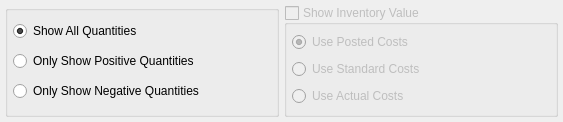
First picture: the form in guiclient/displays/dspQOH.ui, repository discountscott/qt-client, before the edit.
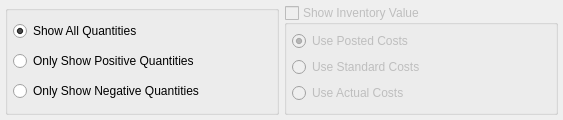
Second picture: the form after the edit.

Diff of the .ui file:
```diff
--- a/guiclient/displays/dspQOH.ui
+++ b/guiclient/displays/dspQOH.ui
@@ -14,7 +14,7 @@
     <x>0</x>
     <y>0</y>
     <width>563</width>
-    <height>122</height>
+    <height>120</height>
    </rect>
   </property>
   <property name="windowTitle">
```
